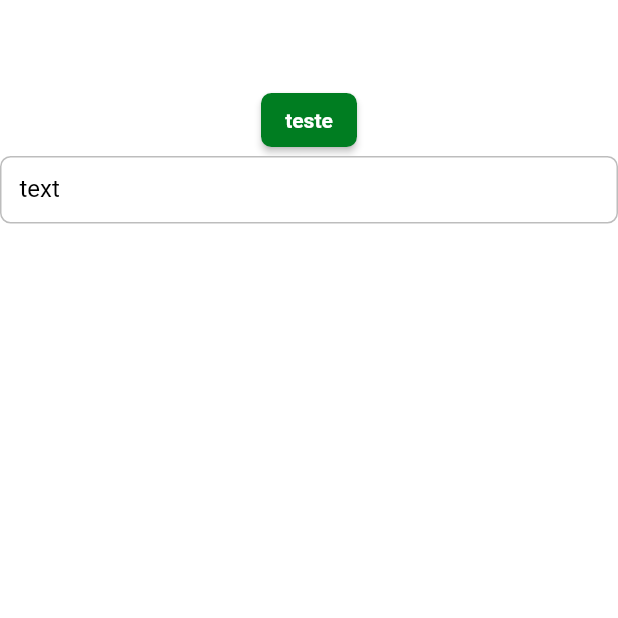
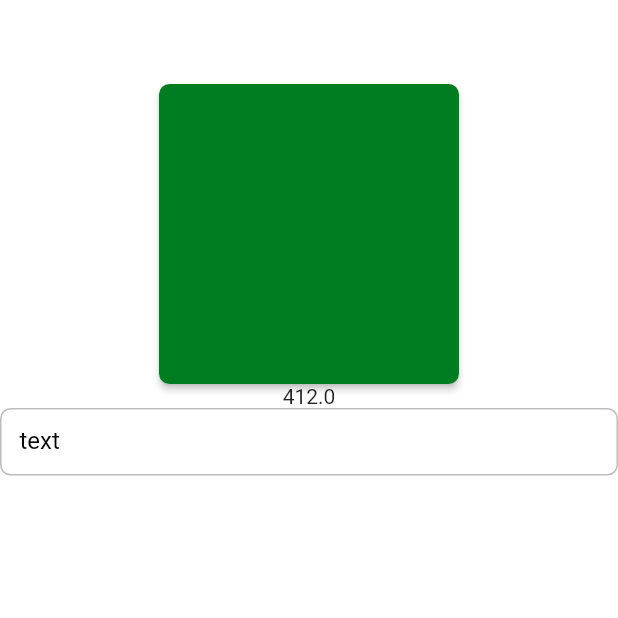
Before and after one commit to kaiossoares/DeliveryApp, a Flutter app: the screen it shows after launch, on a phone screen of 412 x 824 dp, the top half of it. Run offline on Flutter 3.47's test engine with Material 2 defaults, Android fonts, the phone set to English and light mode, and no system bars; our stand-ins replace dio; Roboto replaces fonts that are missing (mplus1).

Commit message:
adding functions

```diff
--- /dev/null
+++ b/dw9_delivery_app/lib/app/core/ui/widgets/delivery_button.dart
@@ -0,0 +1,28 @@
+import 'package:flutter/material.dart';
+
+class DeliveryButton extends StatelessWidget {
+
+  final VoidCallback? onPressed;
+  final String label;
+  final double? width;
+  final double? height;
+
+  const DeliveryButton({
+    super.key,
+    required this.label,
+    required this.onPressed,
+    this.width,
+    this.height = 50,
+  });
+
+  @override
+  Widget build(BuildContext context) {
+    return SizedBox(
+      width: width,
+      height: height,
+      child: ElevatedButton(
+        onPressed: onPressed,
+        child: Text(label)),
+    );
+  }
+}
--- a/dw9_delivery_app/lib/app/pages/splash/splash_page.dart
+++ b/dw9_delivery_app/lib/app/pages/splash/splash_page.dart
@@ -1,4 +1,7 @@
+import 'package:dw9_delivery_app/app/core/ui/helpers/size_extesions.dart';
+import 'package:dw9_delivery_app/app/core/ui/widgets/delivery_button.dart';
 import 'package:flutter/material.dart';
+import '../../core/config/env/env.dart';
 
 class SplashPage extends StatelessWidget {
   const SplashPage({super.key});
@@ -10,7 +13,13 @@ class SplashPage extends StatelessWidget {
       body: Column(
         children: [
           Container(),
-          ElevatedButton(onPressed: (){}, child: Text('teste')),
+          DeliveryButton(
+            width: 200,
+            height: 200,
+            label: Env.i['backend_base_url'] ?? '',
+            onPressed: (){},
+          ),
+          Text(context.screenWidth.toString()),
           TextFormField(
             decoration: InputDecoration(labelText: 'text'),
           )
--- a/dw9_delivery_app/lib/main.dart
+++ b/dw9_delivery_app/lib/main.dart
@@ -1,6 +1,8 @@
 import 'package:dw9_delivery_app/app/dw9_delivery_app.dart';
 import 'package:flutter/material.dart';
+import 'app/core/config/env/env.dart';
 
-void main() {
+Future<void> main() async {
+  await Env.i.load();
   runApp(const Dw9DeliveryApp());
 }
--- a/dw9_delivery_app/pubspec.yaml
+++ b/dw9_delivery_app/pubspec.yaml
@@ -31,7 +31,8 @@ environment:
 dependencies:
   flutter:
     sdk: flutter
-
+  flutter_dotenv: ^5.0.2
+  dio: ^5.0.3
 
   # The following adds the Cupertino Icons font to your application.
   # Use with the CupertinoIcons class for iOS style icons.
@@ -62,6 +63,7 @@ flutter:
   # To add assets to your application, add an assets section, like this:
   assets:
     - assets/images/
+    - .env
   #   - images/a_dot_ham.jpeg
 
   # An image asset can refer to one or more resolution-specific "variants", see
```
Also changed, not shown: dw9_delivery_app/lib/app/core/rest_client/custom_dio.dart (added, +22 -0 lines), dw9_delivery_app/lib/app/core/ui/helpers/size_extesions.dart (added, +9 -0 lines), dw9_delivery_app/pubspec.lock, 2 other files.
